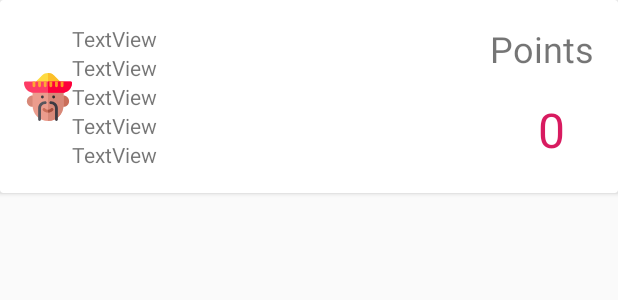
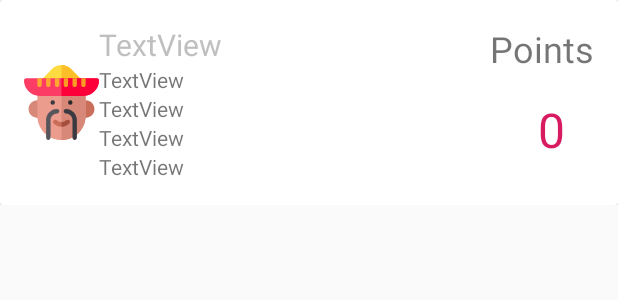
Before and after one commit to pmdmo2019-20/pr06-stroop-Jara97, an Android app: the layout sumary_fragment_item.xml on its own in the app's theme, with its tools: preview values and no code run, on a phone screen of 412 x 824 dp. Shown: the top 300 px of the screen. Run offline under Robolectric (Android 15) with nearby library versions, the phone set to English and light mode, and no system bars.

Commit message:
Faltan cosas esteticas

```diff
--- a/app/build.gradle
+++ b/app/build.gradle
@@ -63,6 +63,7 @@ dependencies {
     implementation "androidx.preference:preference-ktx:1.1.0"
     implementation "androidx.room:room-runtime:2.2.3"
     implementation 'androidx.legacy:legacy-support-v4:1.0.0'
+    debugImplementation 'com.amitshekhar.android:debug-db:1.0.6'
     kapt "androidx.room:room-compiler:2.2.3"
     implementation "androidx.room:room-ktx:2.2.3"
 }
--- a/app/src/main/java/es/iessaladillo/pedrojoya/stroop/ui/game/GameViewModel.kt
+++ b/app/src/main/java/es/iessaladillo/pedrojoya/stroop/ui/game/GameViewModel.kt
@@ -20,6 +20,7 @@ class GameViewModel() : ViewModel() {
     private var currentWordMillis: Int = 0
     @Volatile
     private var millisUntilFinished: Int = 0
+    private var minutes:Long=0
     private val handler: Handler = Handler()
     private val listColors: List<String> = listOf("BLUE","RED","YELLOW","GREEN")
     private val listColors2:List<Int> = listOf(Color.BLUE,Color.RED,Color.YELLOW,Color.GREEN)
@@ -77,14 +78,14 @@ class GameViewModel() : ViewModel() {
 
      fun onGameTimeFinish() {
         isGameFinished = true
-         _end.value= Match(0,actualPlayer.id,correct.value!!.toLong()*10,totalWord.value!!.toLong(),gameModeA,Date().toString())
+         _end.value= Match(0,actualPlayer.id,correct.value!!.toLong()*10,minutes,totalWord.value!!.toLong(),(if(gameModeA.equals("true"))"Time" else "Attemps"),Date().toString())
         // TODO
     }
 
     fun nextWord() {
         rColor=randomColor.nextInt(4)
         wColor=randomColor.nextInt(4)
-        _color.value=listColors2[wColor]
+        _color.value=listColors2[rColor]
         _word.value=listColors[wColor]
         _totalWord.value=_totalWord.value!!+1
 
@@ -121,6 +122,7 @@ class GameViewModel() : ViewModel() {
 
     fun startGameThread(gameTime: Int, wordTime: Int) {
         millisUntilFinished = gameTime
+        minutes = gameTime.toLong()
         currentWordMillis = 0
         isGameFinished = false
         _time.value=gameTime
--- a/app/src/main/java/es/iessaladillo/pedrojoya/stroop/ui/room/Dao.kt
+++ b/app/src/main/java/es/iessaladillo/pedrojoya/stroop/ui/room/Dao.kt
@@ -21,9 +21,11 @@ interface Dao {
 
     @Query("select * from player where id=:userId") fun queryPlayer(userId:Long):Player?
 
+
     @Transaction
-    @Query("SELECT * FROM player")
-    fun queryAllPlayersWithGames(): List<UserWithGames>
+    @Query("select * from player,match where player.id=match.playerId group by player.id order by `match`.points Desc")
+    fun queryAllPlayersWithGames(): LiveData<List<UserWithGames>>
+
 
     @Insert
     fun inserMatch(match: Match)
--- a/app/src/main/java/es/iessaladillo/pedrojoya/stroop/ui/room/LocalRepository.kt
+++ b/app/src/main/java/es/iessaladillo/pedrojoya/stroop/ui/room/LocalRepository.kt
@@ -34,7 +34,7 @@ class LocalRepository(private val dao: Dao){
         return dao.queryPlayer(userId)
     }
 
-    fun queryAllPlayersWithGames(): List<UserWithGames>{
+    fun queryAllPlayersWithGames(): LiveData<List<UserWithGames>>{
         return dao.queryAllPlayersWithGames()
     }
 
--- a/app/src/main/res/layout/sumary_fragment_item.xml
+++ b/app/src/main/res/layout/sumary_fragment_item.xml
@@ -1,9 +1,9 @@
 <?xml version="1.0" encoding="utf-8"?>
 <androidx.constraintlayout.widget.ConstraintLayout xmlns:android="http://schemas.android.com/apk/res/android"
+    xmlns:app="http://schemas.android.com/apk/res-auto"
     xmlns:tools="http://schemas.android.com/tools"
     android:layout_width="match_parent"
-    android:layout_height="match_parent"
-    xmlns:app="http://schemas.android.com/apk/res-auto">
+    android:layout_height="wrap_content">
 
     <androidx.cardview.widget.CardView
         android:layout_width="0dp"
@@ -21,15 +21,19 @@
                 android:id="@+id/lblNameR"
                 android:layout_width="wrap_content"
                 android:layout_height="wrap_content"
+                android:layout_marginBottom="8dp"
                 android:text="TextView"
+                android:textColor="@color/divider"
+                android:textSize="@dimen/main_textSize_2x"
+                app:layout_constraintBottom_toTopOf="@+id/lblGameModeR"
                 app:layout_constraintStart_toEndOf="@+id/imgAvatarR"
                 app:layout_constraintTop_toTopOf="parent" />
 
 
             <ImageView
                 android:id="@+id/imgAvatarR"
-                android:layout_width="32dp"
-                android:layout_height="32dp"
+                android:layout_width="50dp"
+                android:layout_height="50dp"
                 android:scaleType="centerCrop"
                 android:src="@drawable/avatar_01_mexican"
                 app:layout_constraintBottom_toBottomOf="parent"
--- a/build.gradle
+++ b/build.gradle
@@ -9,6 +9,7 @@ buildscript {
         classpath 'com.android.tools.build:gradle:3.5.3'
         classpath "org.jetbrains.kotlin:kotlin-gradle-plugin:$kotlin_version"
         classpath 'android.arch.navigation:navigation-safe-args-gradle-plugin:1.0.0'
+
     }
 }
 
```
Also changed, not shown: app/src/main/java/es/iessaladillo/pedrojoya/stroop/ui/MainActivityViewModel.kt (+5 -4 lines), app/src/main/java/es/iessaladillo/pedrojoya/stroop/ui/fragments/RankingFragment.kt (+24 -7 lines), app/src/main/java/es/iessaladillo/pedrojoya/stroop/ui/fragments/RecyclerViewRanking.kt (+34 -9 lines), app/src/main/java/es/iessaladillo/pedrojoya/stroop/ui/room/Match.kt (+9 -7 lines), 1 other file.
